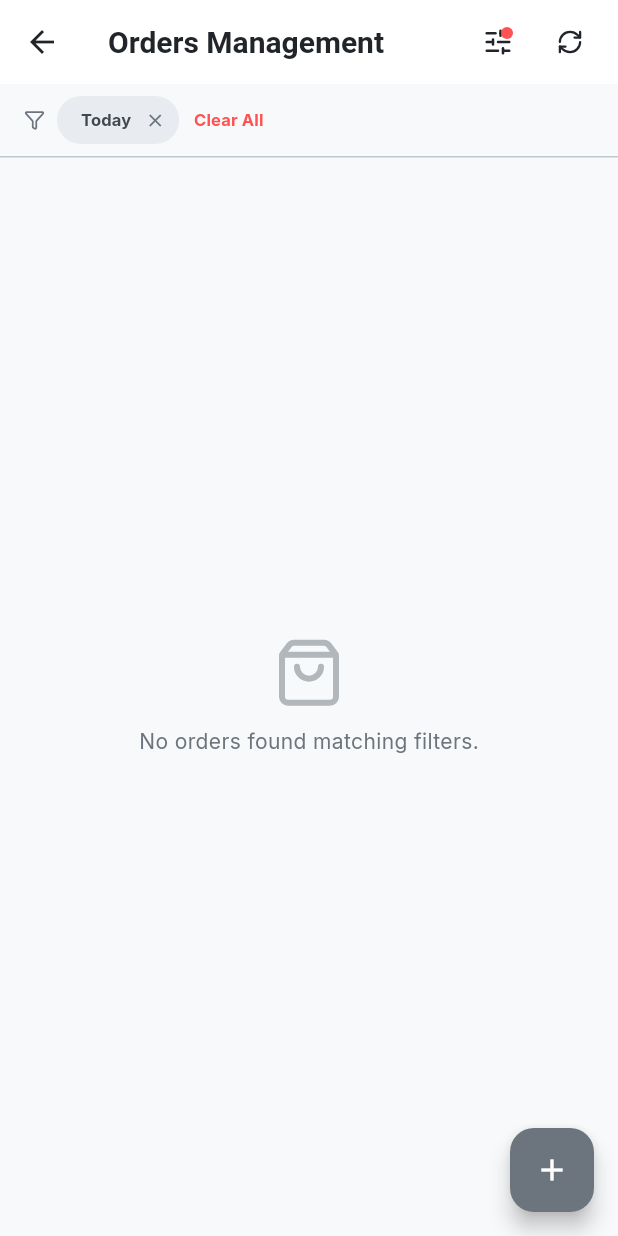
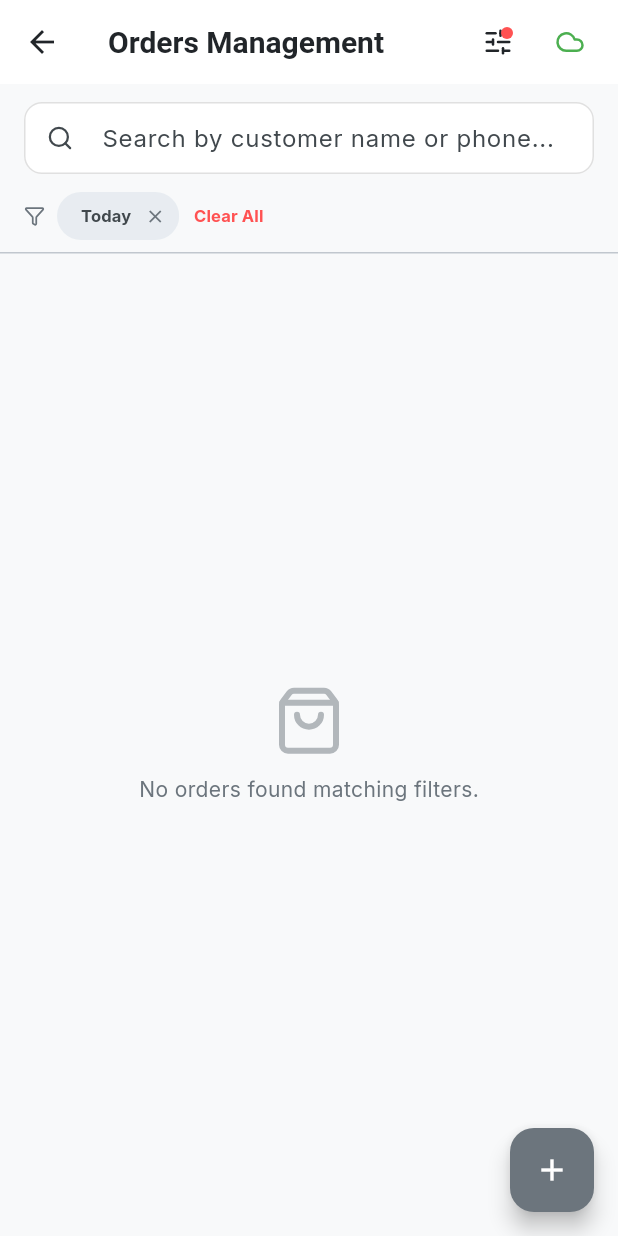
Before and after one commit to DamaMichaelYohanna/sparkles, a Flutter app: the OrdersScreen screen opened directly, on a phone screen of 412 x 824 dp. Run offline on Flutter 3.47's test engine with Material 3 defaults, Android fonts, the phone set to English and light mode, and no system bars; our stand-ins replace connectivity_plus, dio, fl_chart, flutter_riverpod, google_fonts, lucide_icons and 2 more; accounts and stored records are empty; network calls fail.

Commit message:
feat: implement dynamic brand greeting, search bar, and live sync status indicators

```diff
--- /dev/null
+++ b/laundry_mobile/lib/core/widgets/sync_badge.dart
@@ -0,0 +1,54 @@
+import 'package:flutter/material.dart';
+import 'package:flutter_riverpod/flutter_riverpod.dart';
+import 'package:lucide_icons/lucide_icons.dart';
+import '../providers.dart';
+import '../../features/orders/providers/orders_provider.dart';
+
+class SyncBadge extends ConsumerWidget {
+  const SyncBadge({Key? key}) : super(key: key);
+
+  @override
+  Widget build(BuildContext context, WidgetRef ref) {
+    final pendingCountAsync = ref.watch(pendingSyncCountProvider);
+
+    return pendingCountAsync.when(
+      data: (count) => IconButton(
+        icon: Badge(
+          label: count > 0 ? Text('$count', style: const TextStyle(color: Colors.white, fontSize: 10)) : null,
+          isLabelVisible: count > 0,
+          backgroundColor: Colors.orange,
+          child: Icon(
+            count > 0 ? LucideIcons.cloudLightning : LucideIcons.cloud,
+            color: count > 0 ? Colors.orange : Colors.green,
+            size: 20,
+          ),
+        ),
+        tooltip: count > 0 ? '$count unsynced orders' : 'All changes synced',
+        onPressed: () {
+          // Trigger manual background sync on tap!
+          ref.read(syncRepositoryProvider).getOrders();
+          ref.invalidate(ordersListProvider);
+
+          ScaffoldMessenger.of(context).showSnackBar(
+            const SnackBar(
+              content: Text('Syncing changes with server...'),
+              duration: Duration(seconds: 1),
+            ),
+          );
+        },
+      ),
+      loading: () => const IconButton(
+        icon: Icon(LucideIcons.cloud, color: Colors.grey, size: 20),
+        onPressed: null,
+      ),
+      error: (err, _) => IconButton(
+        icon: const Icon(LucideIcons.cloudOff, color: Colors.red, size: 20),
+        tooltip: 'Sync Error',
+        onPressed: () {
+          ref.read(syncRepositoryProvider).getOrders();
+          ref.invalidate(ordersListProvider);
+        },
+      ),
+    );
+  }
+}
--- a/laundry_mobile/lib/features/analysis/analysis_screen.dart
+++ b/laundry_mobile/lib/features/analysis/analysis_screen.dart
@@ -4,6 +4,7 @@ import 'package:fl_chart/fl_chart.dart';
 import 'package:lucide_icons/lucide_icons.dart';
 import '../../core/theme.dart';
 import '../../core/providers.dart';
+import '../../core/widgets/sync_badge.dart';
 import 'providers/analysis_provider.dart';
 
 class AnalysisScreen extends ConsumerWidget {
@@ -16,6 +17,10 @@ class AnalysisScreen extends ConsumerWidget {
     return Scaffold(
       appBar: AppBar(
         title: const Text('Business Analysis'),
+        actions: const [
+          SyncBadge(),
+          SizedBox(width: 8),
+        ],
       ),
       body: RefreshIndicator(
         onRefresh: () async {
--- a/laundry_mobile/lib/features/orders/orders_screen.dart
+++ b/laundry_mobile/lib/features/orders/orders_screen.dart
@@ -5,9 +5,30 @@ import '../../core/theme.dart';
 import 'add_order_screen.dart';
 import 'order_detail_screen.dart';
 import 'providers/orders_provider.dart';
+import '../../core/widgets/sync_badge.dart';
 
-class OrdersScreen extends ConsumerWidget {
+class OrdersScreen extends ConsumerStatefulWidget {
   const OrdersScreen({Key? key}) : super(key: key);
+
+  @override
+  ConsumerState<OrdersScreen> createState() => _OrdersScreenState();
+}
+
+class _OrdersScreenState extends ConsumerState<OrdersScreen> {
+  late final TextEditingController _searchController;
+
+  @override
+  void initState() {
+    super.initState();
+    final currentQuery = ref.read(ordersFilterProvider).searchQuery;
+    _searchController = TextEditingController(text: currentQuery);
+  }
+
+  @override
+  void dispose() {
+    _searchController.dispose();
+    super.dispose();
+  }
 
   void _showFilterBottomSheet(BuildContext context) {
     showModalBottomSheet(
@@ -23,7 +44,7 @@ class OrdersScreen extends ConsumerWidget {
   }
 
   @override
-  Widget build(BuildContext context, WidgetRef ref) {
+  Widget build(BuildContext context) {
     final ordersAsync = ref.watch(filteredOrdersListProvider);
     final filter = ref.watch(ordersFilterProvider);
     final filterNotifier = ref.read(ordersFilterProvider.notifier);
@@ -31,6 +52,12 @@ class OrdersScreen extends ConsumerWidget {
     final hasActiveFilters = filter.status != 'All' ||
         filter.paymentStatus != 'All' ||
         filter.dateRange != 'All Time';
+
+    ref.listen<OrdersFilterState>(ordersFilterProvider, (previous, next) {
+      if (next.searchQuery.isEmpty && _searchController.text.isNotEmpty) {
+        _searchController.clear();
+      }
+    });
 
     return Scaffold(
       appBar: AppBar(
@@ -57,12 +84,7 @@ class OrdersScreen extends ConsumerWidget {
             ),
             onPressed: () => _showFilterBottomSheet(context),
           ),
-          IconButton(
-            icon: const Icon(LucideIcons.refreshCw, size: 18),
-            onPressed: () {
-              ref.invalidate(ordersListProvider);
-            },
-          ),
+          const SyncBadge(),
           const SizedBox(width: 8),
         ],
       ),
@@ -72,6 +94,43 @@ class OrdersScreen extends ConsumerWidget {
         },
         child: Column(
           children: [
+            Padding(
+              padding: const EdgeInsets.fromLTRB(16, 12, 16, 4),
+              child: TextField(
+                controller: _searchController,
+                decoration: InputDecoration(
+                  hintText: 'Search by customer name or phone...',
+                  prefixIcon: const Icon(LucideIcons.search, size: 18),
+                  suffixIcon: _searchController.text.isNotEmpty
+                      ? IconButton(
+                          icon: const Icon(Icons.clear, size: 18),
+                          onPressed: () {
+                            _searchController.clear();
+                            filterNotifier.setSearchQuery('');
+                          },
+                        )
+                      : null,
+                  border: OutlineInputBorder(
+                    borderRadius: BorderRadius.circular(12),
+                    borderSide: BorderSide(color: Colors.grey.shade300),
+                  ),
+                  enabledBorder: OutlineInputBorder(
+                    borderRadius: BorderRadius.circular(12),
+                    borderSide: BorderSide(color: Colors.grey.shade300),
+                  ),
+                  focusedBorder: OutlineInputBorder(
+                    borderRadius: BorderRadius.circular(12),
+                    borderSide: const BorderSide(color: AppTheme.primaryColor),
+                  ),
+                  contentPadding: const EdgeInsets.symmetric(vertical: 0),
+                  filled: true,
+                  fillColor: Colors.white,
+                ),
+                onChanged: (val) {
+                  filterNotifier.setSearchQuery(val);
+                },
+              ),
+            ),
             // Active Filter Chips (Only shown if filters are active)
             if (hasActiveFilters)
               Container(
--- a/laundry_mobile/lib/features/orders/providers/orders_provider.dart
+++ b/laundry_mobile/lib/features/orders/providers/orders_provider.dart
@@ -13,12 +13,14 @@ class OrdersFilterState {
   final String paymentStatus;
   final String dateRange; // 'All Time', 'Today', 'This Week', 'This Month', 'Custom'
   final DateTimeRange? customDateRange;
+  final String searchQuery;
 
   OrdersFilterState({
     this.status = 'All',
     this.paymentStatus = 'All',
     this.dateRange = 'Today',
     this.customDateRange,
+    this.searchQuery = '',
   });
 
   OrdersFilterState copyWith({
@@ -26,12 +28,14 @@ class OrdersFilterState {
     String? paymentStatus,
     String? dateRange,
     DateTimeRange? customDateRange,
+    String? searchQuery,
   }) {
     return OrdersFilterState(
       status: status ?? this.status,
       paymentStatus: paymentStatus ?? this.paymentStatus,
       dateRange: dateRange ?? this.dateRange,
       customDateRange: customDateRange ?? this.customDateRange,
+      searchQuery: searchQuery ?? this.searchQuery,
     );
   }
 }
@@ -42,6 +46,7 @@ class OrdersFilterNotifier extends Notifier<OrdersFilterState> {
 
   void setStatus(String value) => state = state.copyWith(status: value);
   void setPaymentStatus(String value) => state = state.copyWith(paymentStatus: value);
+  void setSearchQuery(String value) => state = state.copyWith(searchQuery: value);
   void setDateRange(String value) {
     if (value != 'Custom') {
       state = state.copyWith(dateRange: value, customDateRange: null);
@@ -71,6 +76,15 @@ final filteredOrdersListProvider = Provider.autoDispose<AsyncValue<List<OrderMod
     data: (orders) {
       final now = DateTime.now();
       List<OrderModel> filtered = orders;
+
+      // 0. Search Query Filter
+      if (filter.searchQuery.isNotEmpty) {
+        final q = filter.searchQuery.toLowerCase();
+        filtered = filtered.where((o) =>
+            o.customerName.toLowerCase().contains(q) ||
+            o.customerPhone.toLowerCase().contains(q) ||
+            o.displayId.toLowerCase().contains(q)).toList();
+      }
 
       // 1. Order Status Filter
       if (filter.status != 'All') {
```
Also changed, not shown: laundry_mobile/lib/core/providers.dart (+19 -0 lines), laundry_mobile/lib/features/dashboard/dashboard_screen.dart (+16 -4 lines), laundry_mobile/lib/features/settings/office_details_screen.dart (+7 -3 lines).
